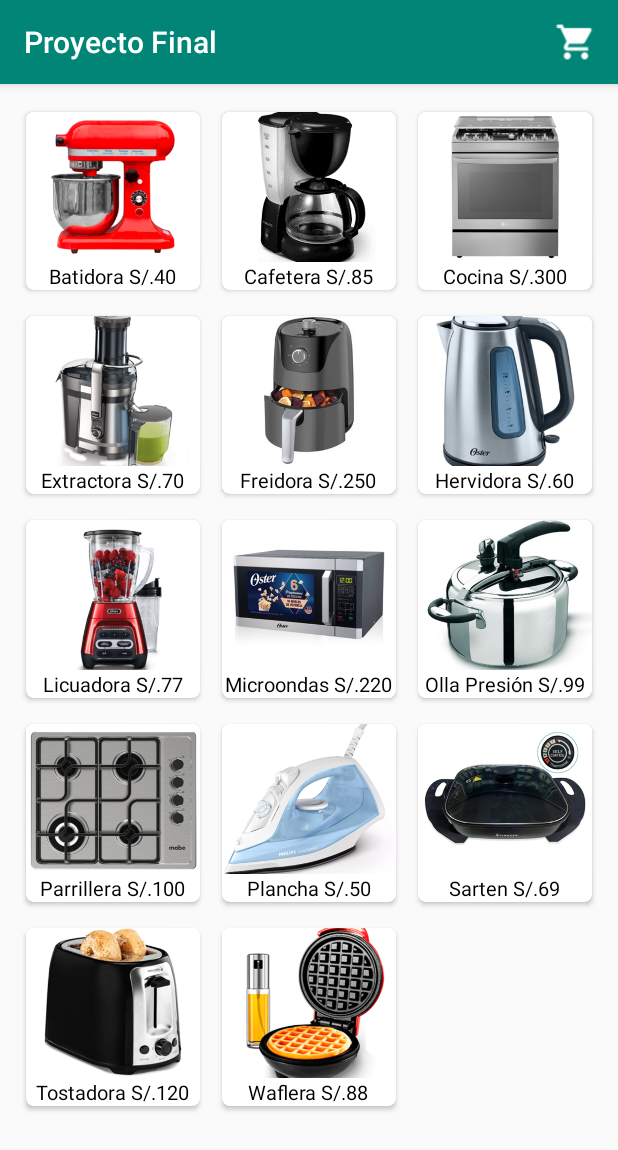
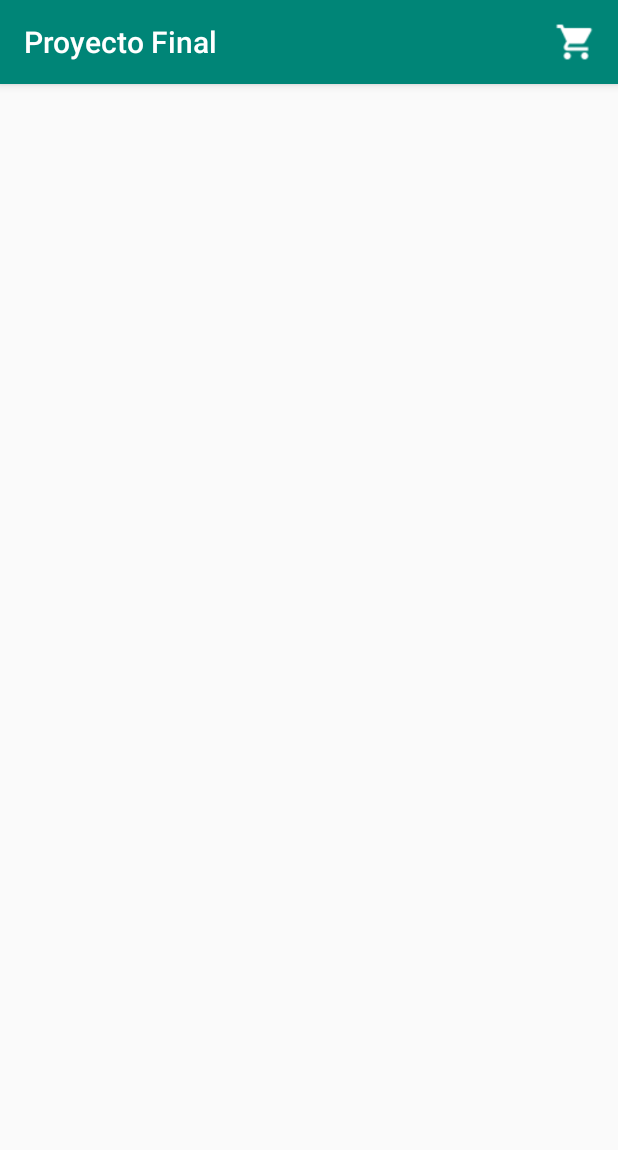
Before and after one commit to ladyCrist/ProyectoFinalCarritoLady, an Android app: the MainActivity screen opened directly, with no data from a screen before it, on a phone screen of 412 x 824 dp. Shown: the top 1150 px of the screen. Run offline under Robolectric (Android 15) with nearby library versions, the phone set to English and light mode, and no system bars; 1 statement that could not run was skipped.

Commit message:
Update MainActivity.java

```diff
--- a/app/src/main/java/com/thegun/jmd/shoppingcart/MainActivity.java
+++ b/app/src/main/java/com/thegun/jmd/shoppingcart/MainActivity.java
@@ -19,7 +19,7 @@ import java.util.ArrayList;
 
 public class MainActivity extends AppCompatActivity implements ProductAdapter.CallBackUs, ProductAdapter.HomeCallBack {
 
-    public static ArrayList<ProductModel> arrayList = new ArrayList<>();
+    int arrayList[];
     public static int cart_count = 0;
     ProductAdapter productAdapter;
     RecyclerView productRecyclerView;
@@ -39,40 +39,6 @@ public class MainActivity extends AppCompatActivity implements ProductAdapter.Ca
     }
 
     private void addProduct() {
-        ProductModel productModel = new ProductModel("Batidora S/.40", "40", "20", R.drawable.batidora);
-        arrayList.add(productModel);
-        ProductModel productModel1 = new ProductModel("Cafetera S/.85", "85", "10", R.drawable.cafetera);
-        arrayList.add(productModel1);
-        ProductModel productModel2 = new ProductModel("Cocina S/.300", "300", "10", R.drawable.cocina);
-        arrayList.add(productModel2);
-
-        ProductModel productModel3 = new ProductModel("Extractora S/.70", "70", "20", R.drawable.extractora);
-        arrayList.add(productModel3);
-        ProductModel productModel12 = new ProductModel("Freidora S/.250", "250", "10", R.drawable.freidora);
-        arrayList.add(productModel12);
-        ProductModel productModel23 = new ProductModel("Hervidora S/.60", "60", "10", R.drawable.hervidora);
-        arrayList.add(productModel23);
-
-        ProductModel productModel4 = new ProductModel("Licuadora S/.77", "77", "20", R.drawable.licuadora);
-        arrayList.add(productModel4);
-        ProductModel productModel14 = new ProductModel("Microondas S/.220", "220", "10", R.drawable.microondas);
-        arrayList.add(productModel14);
-        ProductModel productModel25 = new ProductModel("Olla Presión S/.99", "99", "10", R.drawable.ollapresion);
-        arrayList.add(productModel25);
-
-        ProductModel productModel5 = new ProductModel("Parrillera S/.100", "100", "20", R.drawable.parrillera);
-        arrayList.add(productModel5);
-        ProductModel productModel16 = new ProductModel("Plancha S/.50", "50", "10", R.drawable.plancha);
-        arrayList.add(productModel16);
-        //ProductModel productModel17 = new ProductModel("Refrigeradora", "200", "10", R.drawable.refrigeradora);
-        //arrayList.add(productModel17);
-
-        ProductModel productModel18 = new ProductModel("Sarten S/.69", "69", "10", R.drawable.sarten);
-        arrayList.add(productModel18);
-        ProductModel productModel19 = new ProductModel("Tostadora S/.120", "120", "10", R.drawable.tostadora);
-        arrayList.add(productModel19);
-        ProductModel productModel20 = new ProductModel("Waflera S/.88", "88", "10", R.drawable.waflera);
-        arrayList.add(productModel20);
     }
 
     @Override
```
